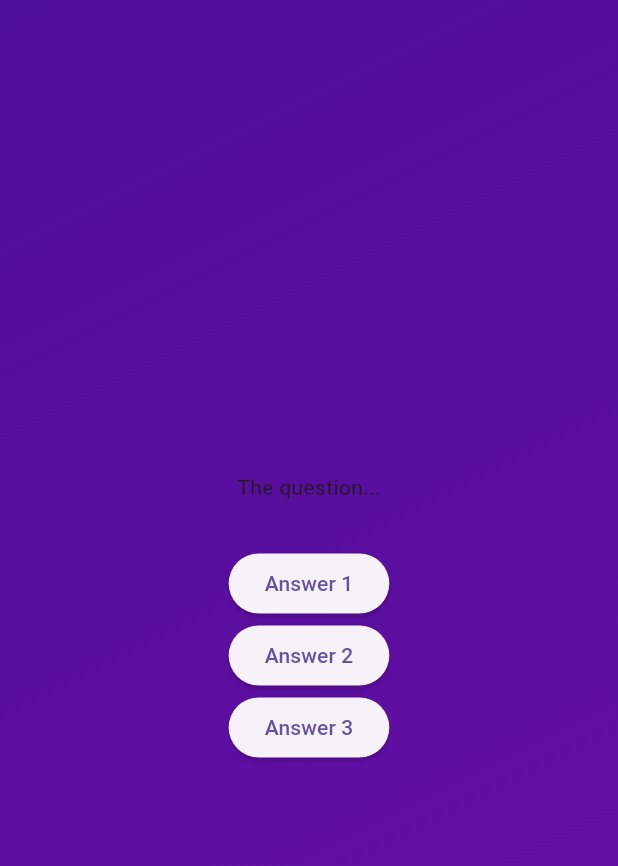
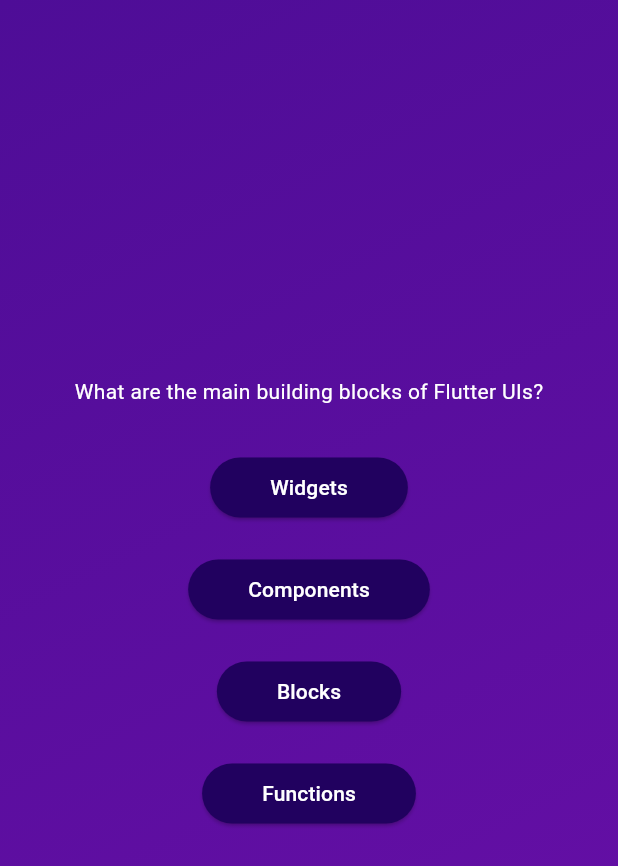
Before and after one commit to anastasiiaShtepa/flutter-quiz, a Flutter app: the screen it shows after launch, after a tap on "Start Quiz", on a phone screen of 412 x 824 dp. Shown: the top 866 px of the screen. Run offline on Flutter 3.47's test engine with Material 3 defaults, Android fonts, the phone set to English and light mode, and no system bars.

Commit message:
added answers map

```diff
--- /dev/null
+++ b/lib/answer_button.dart
@@ -0,0 +1,31 @@
+import 'package:flutter/material.dart';
+
+class AnswerButton extends StatelessWidget {
+  const AnswerButton({
+    super.key,
+    required this.answerText,
+    required this.onTap,
+  });
+
+  final String answerText;
+  final void Function() onTap;
+
+  @override
+  Widget build(BuildContext context) {
+    return Container(
+      margin: const EdgeInsets.only(bottom: 20), // Adding margin to the bottom
+      child: ElevatedButton(
+        onPressed: onTap,
+        style: ElevatedButton.styleFrom(
+          padding: const EdgeInsets.symmetric(horizontal: 40, vertical: 10),
+          backgroundColor: const Color.fromARGB(255, 33, 1, 95),
+          foregroundColor: Colors.white,
+          shape: RoundedRectangleBorder( // This is where shape should be added
+            borderRadius: BorderRadius.circular(40),
+          ),
+        ),
+        child: Text(answerText),
+      ),
+    );
+  }
+}
--- a/lib/questions_screen.dart
+++ b/lib/questions_screen.dart
@@ -1,4 +1,6 @@
 import 'package:flutter/material.dart';
+import 'package:flutter_application_1/answer_button.dart';
+import 'package:flutter_application_1/data/questions.dart';
 
 class QuestionsScreen extends StatefulWidget {
   const QuestionsScreen({super.key});
@@ -11,16 +13,19 @@ class QuestionsScreen extends StatefulWidget {
 class _QuestionsScreenState extends State<QuestionsScreen> {
   @override
   Widget build(context) {
+    final currentQuestion = questions[0];
+
     return SizedBox(
       width: double.infinity,
       child: Column(
         mainAxisAlignment: MainAxisAlignment.center,
         children: [
-          const Text('The question...'),
+          Text(currentQuestion.text,
+              style: const TextStyle(color: Colors.white)),
           const SizedBox(height: 30),
-          ElevatedButton(onPressed: () {}, child: const Text('Answer 1')),
-           ElevatedButton(onPressed: () {}, child: const Text('Answer 2')),
-            ElevatedButton(onPressed: () {}, child: const Text('Answer 3')),
+          ...currentQuestion.answers.map((item) {
+            return AnswerButton(answerText: item, onTap: () {});
+          })
         ],
       ),
     );
```
Also changed, not shown: lib/data/questions.dart (renamed from lib/models/data/questions.dart).
